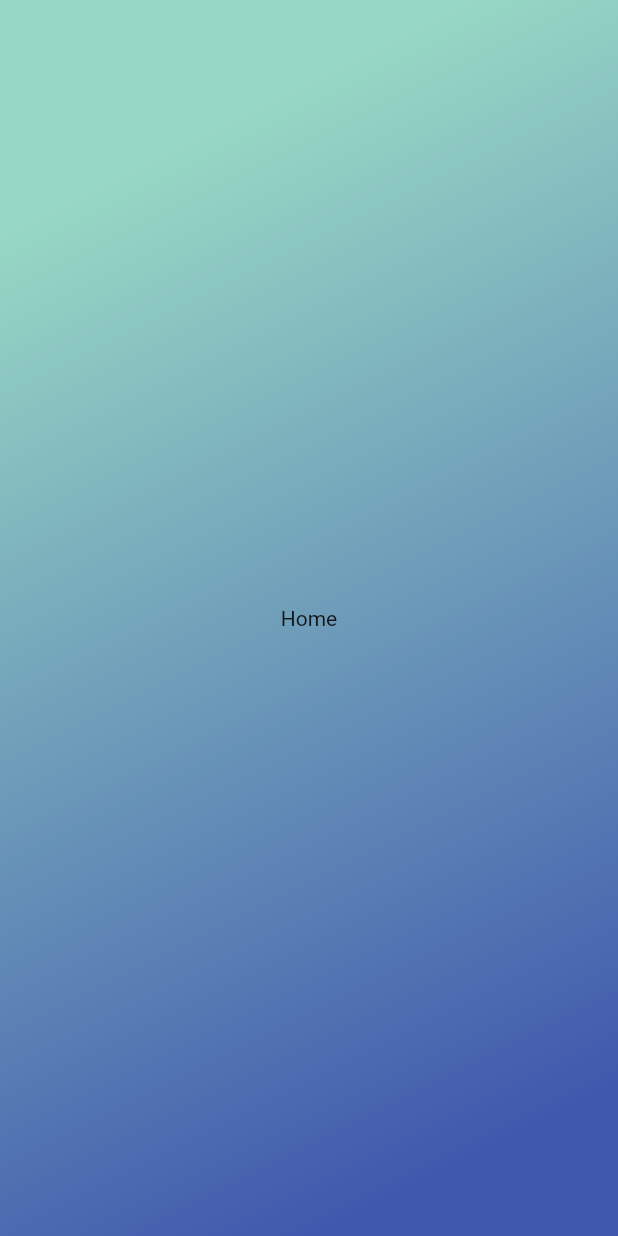
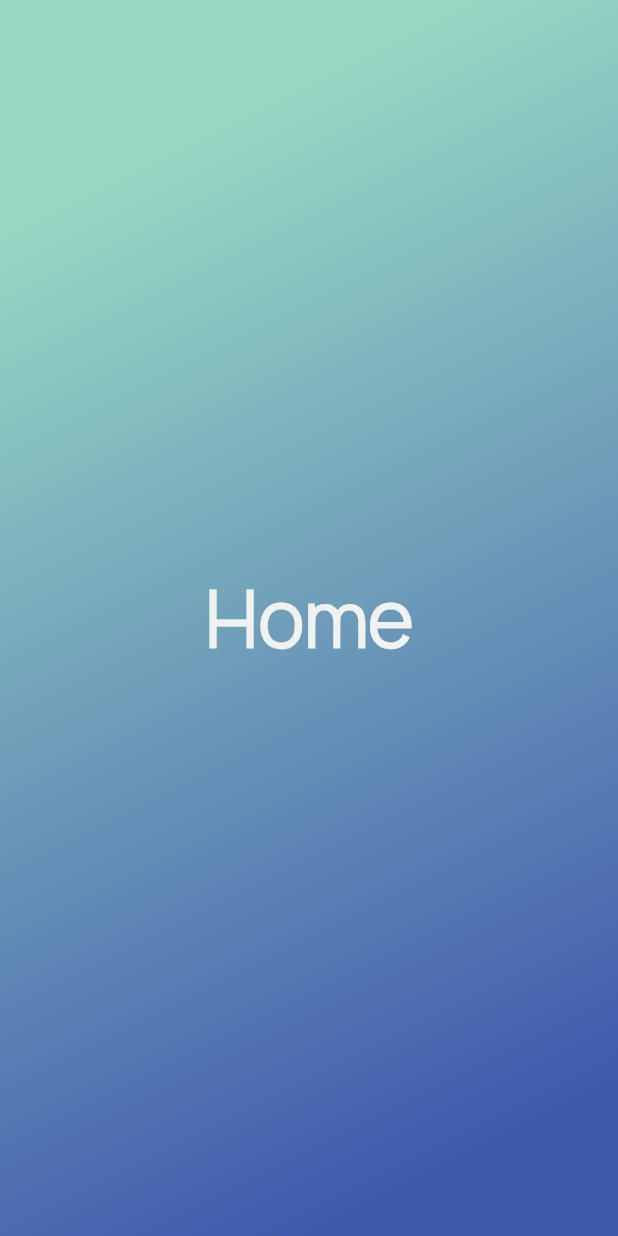
Before and after one commit to tinycasts/notee, a Flutter app: the screen it shows after launch, on a phone screen of 412 x 824 dp. Run offline on Flutter 3.47's test engine with Material 2 defaults, Android fonts, the phone set to English and light mode, and no system bars.

Commit message:
feat: Add custom fonts

```diff
--- a/lib/main.dart
+++ b/lib/main.dart
@@ -24,7 +24,9 @@ class Home extends StatelessWidget {
         decoration: BoxDecoration(
           gradient: LayoutTheme.of(context).background
         ),
-        child: Center(child: Text('Home')),
+        child: Center(
+          child: Text('Home', style: LayoutTheme.of(context).text.title,)
+        ),
       )
     );
   }
--- a/lib/themes/default.dart
+++ b/lib/themes/default.dart
@@ -1,5 +1,6 @@
 import 'package:flutter/material.dart';
 import 'package:notee/themes/colors.dart';
+import 'package:notee/themes/text.dart';
 
 class LayoutTheme extends StatefulWidget {
   final Widget child;
@@ -28,6 +29,7 @@ class LayoutThemeState extends State<LayoutTheme> {
   );
 
   AppColors get colors => AppColors();
+  AppText get text => AppText(colors: colors);
 
   @override
   Widget build(BuildContext context) {
--- /dev/null
+++ b/lib/themes/text.dart
@@ -0,0 +1,15 @@
+import 'package:flutter/material.dart';
+import 'package:notee/themes/colors.dart';
+
+class AppText {
+  final AppColors colors;
+
+  AppText({ this.colors });
+
+  TextStyle get title => TextStyle(
+    fontFamily: 'Manrope',
+    fontWeight: FontWeight.bold,
+    fontSize: 50,
+    color: colors.blackHaze
+  );
+}
```
Also changed, not shown: pubspec.yaml (+10 -30 lines), fonts/bold.otf (added), fonts/light.otf (added), fonts/medium.otf (added), fonts/regular.otf (added), fonts/semibold.otf (added), fonts/thin.otf (added).
